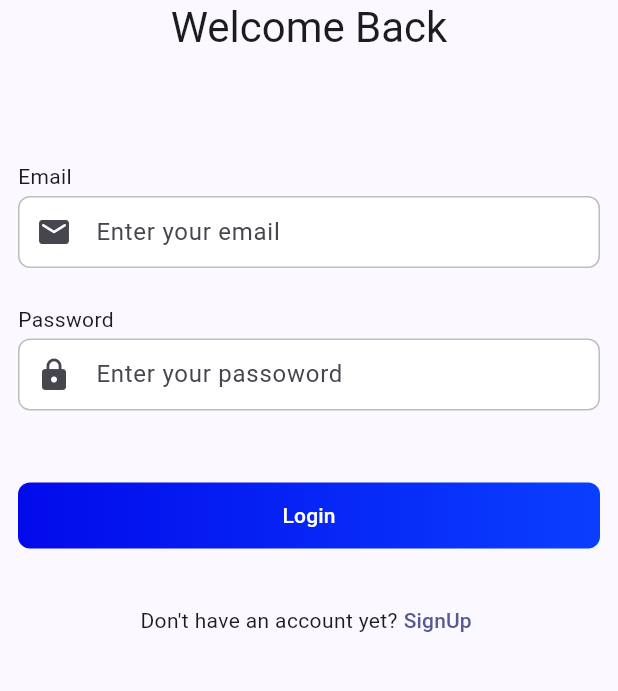
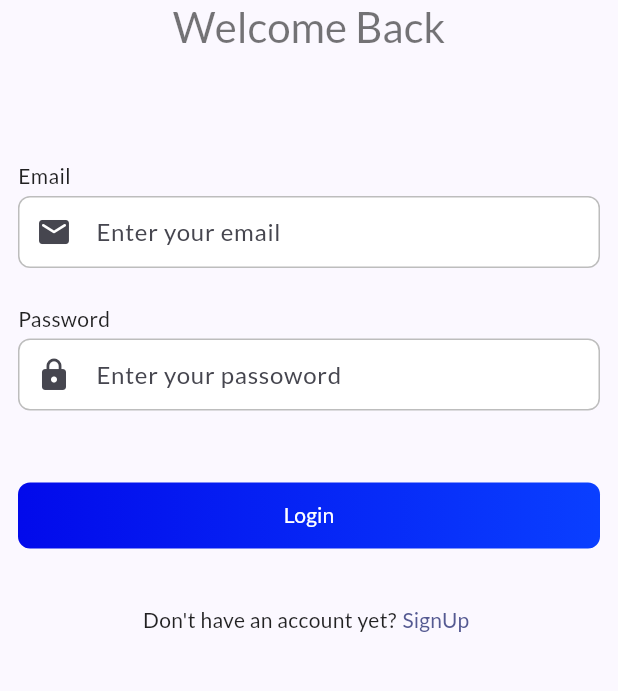
Before and after one commit to sanam-tamang/diot, a Flutter app: the screen it shows after launch, on a phone screen of 412 x 824 dp, the part 335-1026 px from its top. Run offline on Flutter 3.47's test engine with Material 2 defaults, Android fonts, the phone set to English and light mode, and no system bars; drawn by our look-alikes of auto_size_text; our stand-ins replace cached_network_image, cloud_firestore, connectivity_plus, equatable, file_picker, firebase_auth and 9 more; missing offline and left inert: flutter_quill; accounts and stored records are empty.

Commit message:
font_Remove and license added

```diff
--- a/lib/core/config/theme/app_theme.dart
+++ b/lib/core/config/theme/app_theme.dart
@@ -1,15 +1,16 @@
 import 'package:flutter/material.dart';
+import 'package:google_fonts/google_fonts.dart';
 
 import 'app_colors.dart';
 
 class AppTheme {
   static ThemeData lightTheme() {
     return ThemeData(
-
-        colorScheme: ColorScheme.fromSeed(
-          seedColor: AppColors.primary,
-        ),
-        useMaterial3: true,
-        fontFamily: 'Roboto');
+      textTheme: GoogleFonts.latoTextTheme(),
+      colorScheme: ColorScheme.fromSeed(
+        seedColor: AppColors.primary,
+      ),
+      useMaterial3: true,
+    );
   }
 }
--- a/lib/features/navbar/pages/navbar.dart
+++ b/lib/features/navbar/pages/navbar.dart
@@ -8,7 +8,6 @@ import 'package:flutter_bloc/flutter_bloc.dart';
 import 'package:devmandu/core/config/route/route_name.dart';
 import 'package:devmandu/features/internet_checker/widgets/internet_checker_widget.dart';
 import 'package:devmandu/features/navbar/blocs/change_navbar_index_cubit/change_navbar_indexer_cubit.dart';
-import 'package:font_awesome_flutter/font_awesome_flutter.dart';
 
 import '../../article/pages/home_page.dart';
 import '../../profile/pages/profile_page.dart';
--- a/pubspec.yaml
+++ b/pubspec.yaml
@@ -56,6 +56,7 @@ dependencies:
   readmore: ^2.2.0
   flutter_keyboard_visibility: ^5.4.1
   collection: ^1.17.1
+  google_fonts: ^5.1.0
 
 dev_dependencies:
   flutter_test:
```
Also changed, not shown: pubspec.lock.
